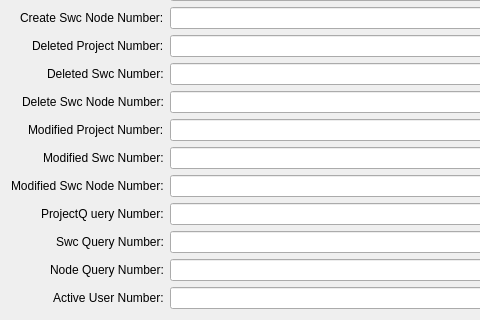
Before: the Qt Designer form src/SwcManagerClient/src/ui/editordailystatisticsmetainfo.ui in kiraYuukiAsuna/GoMongoDb, drawn with Qt 5; both pictures show x 0 to 480 and y 228 to 548 of the 871 by 548 pixel window.
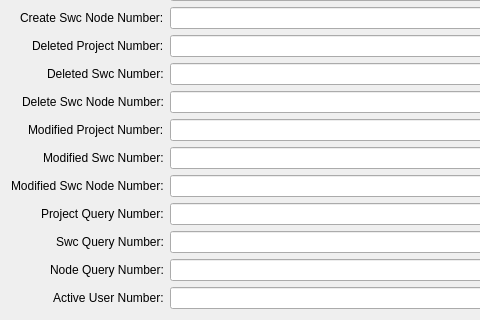
After: the same form once the commit is applied.

What changed in the file:
```diff
--- a/src/SwcManagerClient/src/ui/editordailystatisticsmetainfo.ui
+++ b/src/SwcManagerClient/src/ui/editordailystatisticsmetainfo.ui
@@ -176,7 +176,7 @@
      <item row="15" column="0">
       <widget class="QLabel" name="label_16">
        <property name="text">
-        <string>ProjectQ uery Number:</string>
+        <string>Project Query Number:</string>
        </property>
       </widget>
      </item>
```
